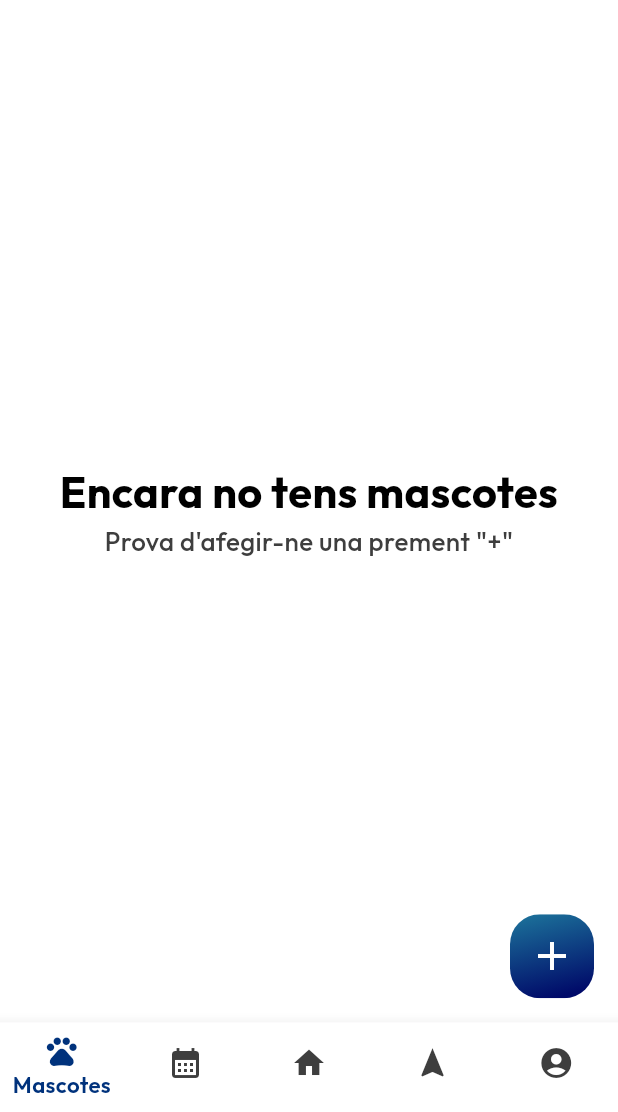
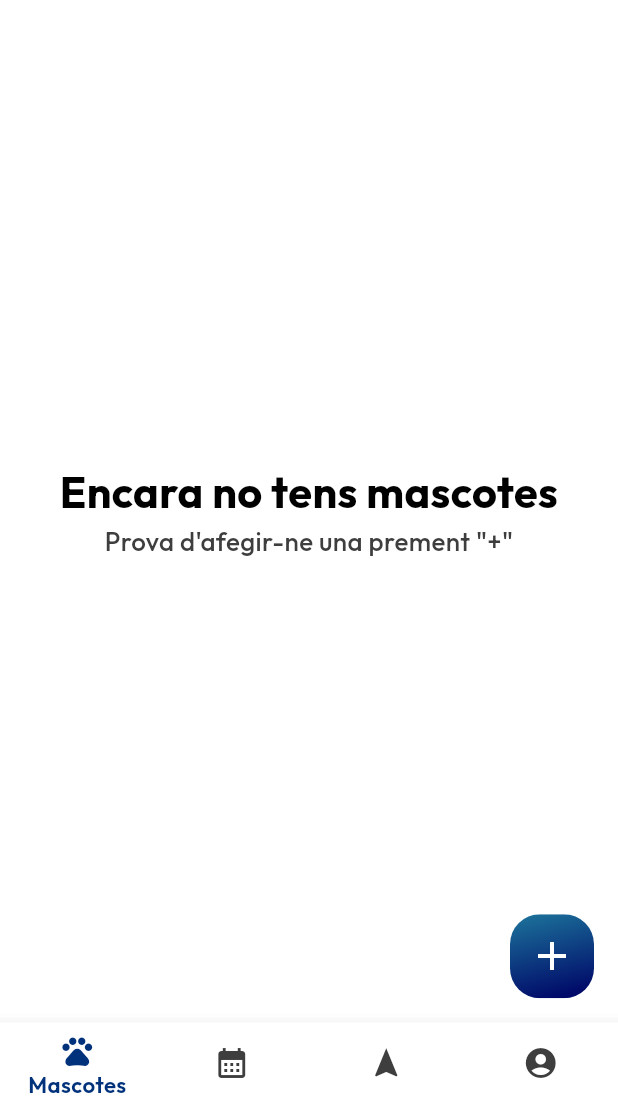
Before and after one commit to albert-ce/PetTrack, a Flutter app: the screen it shows once a user with an empty profile is signed in, on a phone screen of 412 x 824 dp, the part 124-1236 px from its top. Run offline on Flutter 3.47's test engine with Material 3 defaults, Android fonts, the phone set to English and light mode, and no system bars; our stand-ins replace cloud_firestore, firebase_auth, firebase_core, flutter_dotenv, flutter_svg, font_awesome_flutter and 4 more; accounts and stored records are empty; generated files the repository leaves out were written again.

Commit message:
NavBar canviada

```diff
--- a/lib/components/nav_bar.dart
+++ b/lib/components/nav_bar.dart
@@ -28,7 +28,6 @@ class NavBar extends StatelessWidget {
           icon: Icon(Icons.calendar_month),
           label: 'Calendari',
         ),
-        BottomNavigationBarItem(icon: Icon(Icons.home), label: 'Inici'),
         BottomNavigationBarItem(icon: Icon(Icons.navigation), label: 'Rutes'),
         BottomNavigationBarItem(
           icon: Icon(Icons.account_circle),
--- a/lib/screens/home_screen.dart
+++ b/lib/screens/home_screen.dart
@@ -2,7 +2,6 @@ import 'package:flutter/material.dart';
 import 'package:pet_track/components/app_bar.dart';
 import 'package:pet_track/components/nav_bar.dart';
 import 'package:pet_track/screens/calendar_screen.dart';
-import 'package:pet_track/screens/login.dart';
 import 'package:pet_track/screens/pet_list_screen.dart';
 import 'package:http/http.dart' as http;
 import 'package:pet_track/screens/profile_screen.dart';
@@ -49,9 +48,8 @@ class _HomeScreenState extends State<HomeScreen> {
 
   final _pages = const [
     PetListScreen(),
+    CalendarScreen(),
     Placeholder(),
-    LoginScreen(),
-    CalendarScreen(),
     ProfileScreen(),
   ];
 
```
